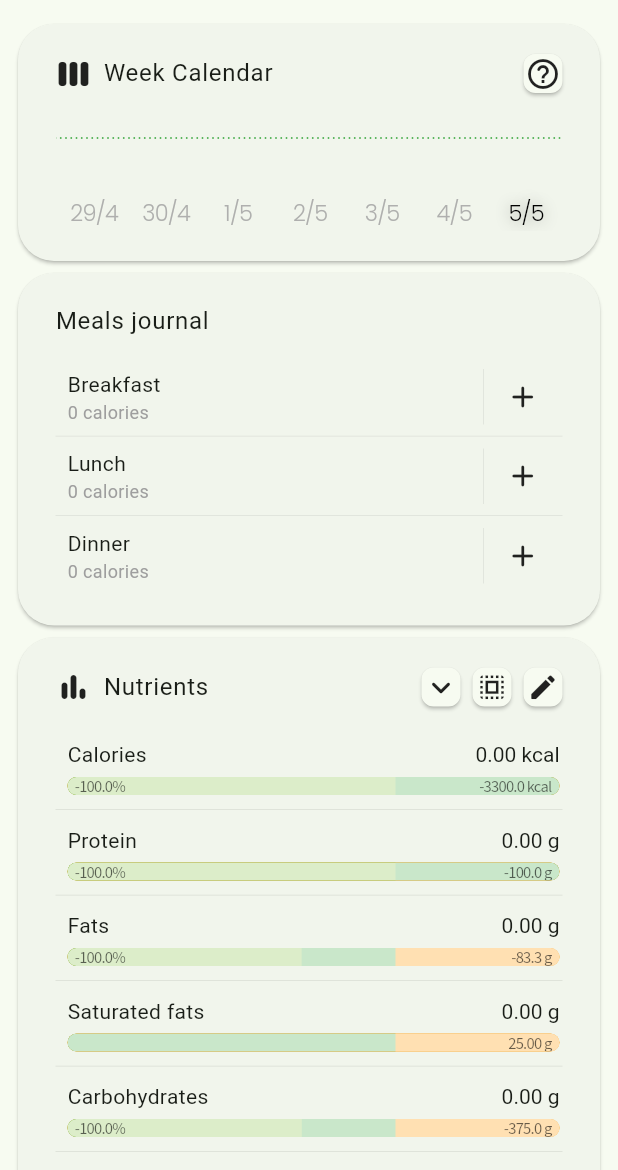
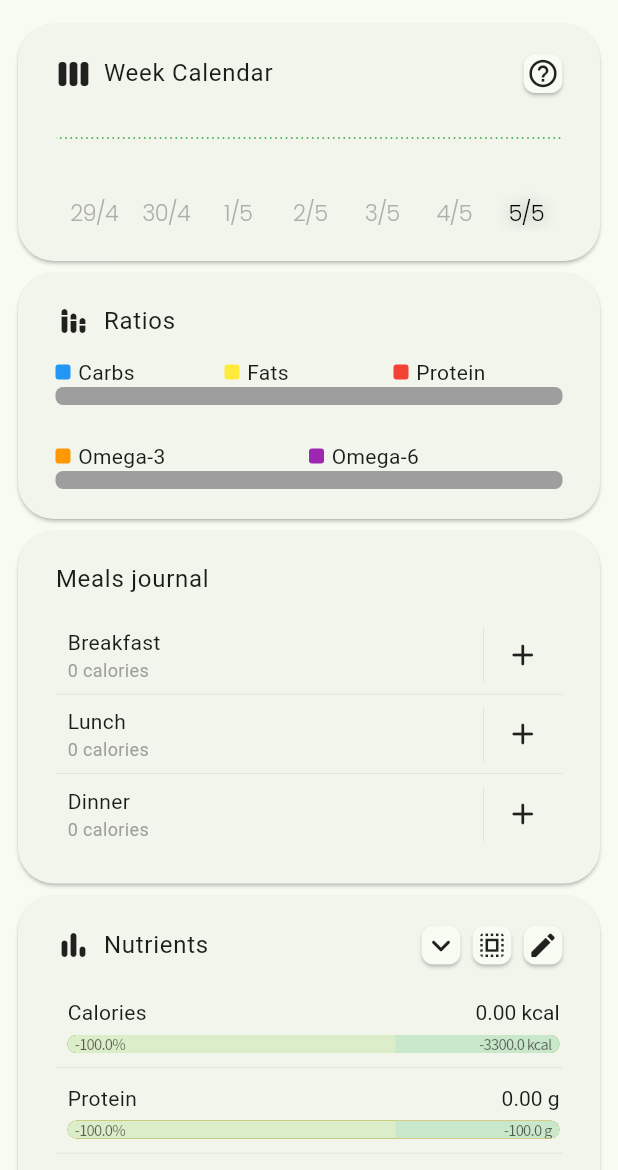
Before and after one commit to bogdan-d-zaharia/live-vitalist, a Flutter app: the HomeScreen screen opened directly, on a phone screen of 412 x 824 dp, the part 66-1236 px from its top. Run offline on Flutter 3.47's test engine with Material 3 defaults, Android fonts, the phone set to English and light mode, and no system bars; our stand-ins replace diacritic, firebase_auth, firebase_core, firebase_database, fl_chart, flutter_highlight and 4 more; missing offline and left inert: flutter_code_editor, highlight; accounts and stored records are empty.

Commit message:
feat: added ratios bars, simplified custom card, week calendar help button, made nutrients model final, extracted labels widget

```diff
--- a/lib/custom_card.dart
+++ b/lib/custom_card.dart
@@ -41,11 +41,8 @@ class CustomCard extends StatelessWidget {
     this.title,
     this.highlightText,
     this.onHighlightTap,
-    this.isClosable = false,
     this.headerSpace = 12.0,
     this.action,
-    this.onTap,
-    this.onLongTap,
     this.child,
   });
 
@@ -55,20 +52,16 @@ class CustomCard extends StatelessWidget {
   final void Function()? onHighlightTap;
   final Widget? action;
 
-  /// Adds a `CloseButton` when enabled.
-  final bool isClosable;
-
   /// Adds space between the header and the child using a `SizedBox`.
   ///
   /// It does not add the `SizedBox` when 0.0.
   final double headerSpace;
-  final void Function()? onTap;
-  final void Function()? onLongTap;
   final Widget? child;
 
   @override
   Widget build(BuildContext context) {
-    final Widget interior = Padding(
+    return MiniCard(
+      child: Padding(
         padding: const EdgeInsets.symmetric(vertical: 20.0, horizontal: 25.0),
         child: Column(
           mainAxisSize: MainAxisSize.min,
@@ -84,8 +77,7 @@ class CustomCard extends StatelessWidget {
                     style: Theme.of(context).textTheme.bodyLarge,
                   ),
                 const Spacer(),
-              if (isClosable) CloseButton(onTap: () {}),
-              if (!isClosable && highlightText != null)
+                if (highlightText != null)
                   InkWell(
                     onTap: onHighlightTap,
                     child: Text(
@@ -100,17 +92,6 @@ class CustomCard extends StatelessWidget {
             if (child != null) child!,
           ],
         ),
-    );
-
-    final bool useInkWell = onTap != null || onLongTap != null;
-
-    return MiniCard(
-      child: !useInkWell
-          ? interior
-          : InkWell(
-              onTap: onTap,
-              onLongPress: onLongTap,
-              child: interior,
       ),
     );
   }
--- a/lib/home_screen.dart
+++ b/lib/home_screen.dart
@@ -1,14 +1,18 @@
 import 'package:flutter/material.dart';
+import 'package:live_vitalist/custom_card.dart';
 import 'aliment.dart';
 import 'aliment_bank_editor.dart';
 import 'cache_handler.dart';
 import 'day.dart';
+import 'labels_widget.dart';
 import 'meals_journal.dart';
 import 'models/reference_fields_model.dart';
 import 'nutrient_display.dart';
+import 'palette.dart';
 import 'pie_chart.dart';
 import 'settings.dart';
 import 'week_calendar.dart';
+// import 'package:fl_chart/fl_chart.dart' as flc;
 
 class HomeScreen extends StatefulWidget {
   const HomeScreen({super.key});
@@ -35,6 +39,48 @@ class _HomeScreenState extends State<HomeScreen> {
     ];
 
     return days;
+  }
+
+  Widget bar(List<Map<String, dynamic>> l,
+      {double height = 12.0, double radius = 7.0, double fontSize = 11.0}) {
+    final double total =
+        l.map((e) => e['value'] as double).fold(0.0, (a, b) => a + b);
+    if (total == 0.0) {
+      return Container(
+        decoration: BoxDecoration(
+          borderRadius: BorderRadius.circular(5.0),
+          color: Colors.grey,
+        ),
+        height: height,
+      );
+    } else {
+      return Container(
+        decoration: BoxDecoration(borderRadius: BorderRadius.circular(radius)),
+        clipBehavior: Clip.antiAlias,
+        height: height,
+        child: Row(
+          children: l
+              .map(
+                (e) => Expanded(
+                  flex: ((e['value'] as double) * 1000.0).round(),
+                  child: Container(
+                    color: e['color'],
+                    child: Center(
+                      child: Text(
+                        '${(e['value'] * 100.0 / total as double).toStringAsFixed(0)}%',
+                        style: Palette.dayViewRegular.copyWith(
+                          fontSize: fontSize,
+                          color: Colors.black.withValues(alpha: 0.6),
+                        ),
+                      ),
+                    ),
+                  ),
+                ),
+              )
+              .toList(),
+        ),
+      );
+    }
   }
 
   @override
@@ -143,6 +189,55 @@ class _HomeScreenState extends State<HomeScreen> {
                     dates: dates,
                     refresh: () => setState(() {}),
                   ),
+                  CustomCard(
+                    logo: Icon(Icons.stacked_bar_chart_rounded),
+                    title: 'Ratios',
+                    child: Column(
+                      children: [
+                        Row(
+                            children: LabelsWidget.labels({
+                          "Carbs": Palette.carbBlue,
+                          "Fats": Palette.fatYellow,
+                          "Protein": Palette.proteinRed,
+                        }).map((e) => Flexible(child: e)).toList()),
+                        bar([
+                          {
+                            "text": "carbs",
+                            "value": (day.intake['carbs'] ?? 0.0) * 4.0,
+                            "color": Palette.carbBlue,
+                          },
+                          {
+                            "text": "fats",
+                            "value": (day.intake['fats'] ?? 0.0) * 9.0,
+                            "color": Palette.fatYellow,
+                          },
+                          {
+                            "text": "protein",
+                            "value": (day.intake['protein'] ?? 0.0) * 4.0,
+                            "color": Palette.proteinRed,
+                          },
+                        ]),
+                        SizedBox(height: 24.0),
+                        Row(
+                            children: LabelsWidget.labels({
+                          "Omega-3": Colors.orange,
+                          "Omega-6": Colors.purple,
+                        }).map((e) => Flexible(child: e)).toList()),
+                        bar([
+                          {
+                            "text": "Omega-3",
+                            "value": day.intake['omega3'] ?? 0.0,
+                            "color": Colors.orange,
+                          },
+                          {
+                            "text": "Omega-6",
+                            "value": day.intake['omega6'] ?? 0.0,
+                            "color": Colors.purple,
+                          },
+                        ]),
+                      ],
+                    ),
+                  ),
                   if ((distribution != null) && (targetDistribution != null))
                     PieChart(
                       distribution: distribution,
@@ -167,7 +262,7 @@ class _HomeScreenState extends State<HomeScreen> {
         } else {
           return Scaffold(
             body: Center(
-              child: CircularProgressIndicator(),
+              child: CircularProgressIndicator(strokeCap: StrokeCap.round),
             ),
           );
         }
--- a/lib/models/reference_fields_model.dart
+++ b/lib/models/reference_fields_model.dart
@@ -91,6 +91,17 @@ abstract final class NutrientsHandler {
       "translations": {
         "ENG": "Omega-3",
         // "ROU": "Omega-3",
+      },
+      "tags": [
+        "disabled",
+      ]
+    },
+    "omega6": {
+      "unit": "g",
+      "lowerLimit": 3.0,
+      "upperLimit": 7.0,
+      "translations": {
+        "ENG": "Omega-6",
       },
       "tags": [
         "disabled",
@@ -358,10 +369,11 @@ abstract final class NutrientsHandler {
     },
   };
 
-  static Map<String, Map<String, dynamic>> model = Map.of(_initModel);
+  static final Map<String, Map<String, dynamic>> model = Map.of(_initModel);
 
   static void reset() {
-    model = Map.of(_initModel);
+    model.clear();
+    model.addAll(_initModel);
   }
 
   static Map<String, dynamic> toJson() {
@@ -369,8 +381,9 @@ abstract final class NutrientsHandler {
   }
 
   static void fromJson(Map<String, dynamic> json) {
-    //TODO: Verify and remove.
-    model = json.map((key, value) => MapEntry(key, value));
+    for (var key in json.keys) {
+      model[key] = json[key];
+    }
   }
 
   static Future<void> save() async {
--- a/lib/week_calendar.dart
+++ b/lib/week_calendar.dart
@@ -4,6 +4,7 @@ import 'package:intl/intl.dart' as intl;
 import 'cache_handler.dart';
 import 'custom_card.dart';
 import 'icon_button.dart';
+import 'labels_widget.dart';
 import 'models/reference_fields_model.dart';
 import 'palette.dart';
 import 'settings.dart';
@@ -78,14 +79,40 @@ class WeekCalendar extends StatelessWidget {
   final void Function() refresh;
 
   void showHelp(BuildContext context) {
+    final simpleWid = SizedBox(
+      height: 100.0,
+      child: SimpleCalendarItem(
+        intake: {
+          'kcals': 3000.0,
+          'satFats': 160.0,
+          'fats': 20.0,
+        },
+        title: '4/5',
+        isSelected: true,
+      ),
+    );
     showDialog(
       context: context,
       builder: (context) => Center(
-        child: Padding(
-          padding: const EdgeInsets.all(12.0),
-          child: CustomCard(
-            title: 'Help',
-            child: Container(color: Colors.blue),
+        child: MiniCard(
+          child: Padding(
+            padding: const EdgeInsets.only(
+                top: 24.0, left: 24.0, right: 24.0, bottom: 12.0),
+            child: Row(
+              crossAxisAlignment: CrossAxisAlignment.start,
+              mainAxisSize: MainAxisSize.min,
+              children: [
+                LabelsWidget(
+                  map: {
+                    'Maximum': Colors.lightGreen.withValues(alpha: 0.4),
+                    'Calories': Colors.lightGreen,
+                    'Minimum': Colors.green,
+                  },
+                ),
+                SizedBox(width: 24.0),
+                simpleWid,
+              ],
+            ),
           ),
         ),
       ),
@@ -101,7 +128,10 @@ class WeekCalendar extends StatelessWidget {
       logo: const Icon(Icons.view_week),
       title: "Week Calendar",
       action: MyIconButton(
-        icon: Icon(Icons.help_outline_rounded),
+        icon: Icon(
+          Icons.help_outline_rounded,
+          size: 22.0,
+        ),
         onTap: () => showHelp(context),
       ),
       child: SizedBox(
@@ -180,35 +210,17 @@ class WeekCalendar extends StatelessWidget {
   }
 }
 
-class CalendarItem extends StatelessWidget {
-  /// Date guarded by extension.
-  const CalendarItem({
+class SimpleCalendarItem extends StatelessWidget {
+  const SimpleCalendarItem({
+    required this.intake,
+    required this.title,
+    required this.isSelected,
     super.key,
-    required this.title,
-    required this.date,
-    required this.isSelected,
   });
 
+  final Map<String, double> intake;
   final String title;
-  final DateTime date;
   final bool isSelected;
-
-  @override
-  Widget build(BuildContext context) {
-    return FutureBuilder(
-      future: DayHandler.getDay(date),
-      builder: (context, snapshot) {
-        if (snapshot.hasData) {
-          return wid(snapshot.data!.intake, context);
-        } else if (snapshot.hasError) {
-          //TODO: Replace with a reload button, perhaps.
-          Error.throwWithStackTrace(snapshot.error!, snapshot.stackTrace!);
-        } else {
-          return Center(child: CircularProgressIndicator());
-        }
-      },
-    );
-  }
 
   (double?, double?, double?) calculateMinMaxAverage(
       Map<String, double> values) {
@@ -244,16 +256,17 @@ class CalendarItem extends StatelessWidget {
     return (minim ?? 0.0, maxim ?? 0.0, average ?? 0.0);
   }
 
-  Widget wid(Map<String, double> values, BuildContext context) {
+  @override
+  Widget build(BuildContext context) {
     late Widget? bars;
-    if (values.values.every((element) => element == 0.0)) {
+    if (intake.values.every((element) => element == 0.0)) {
       bars = null;
     } else {
       final (double minim, double maxim, double average) =
-          forceMinMaxAverage(values);
+          forceMinMaxAverage(intake);
 
       final double? kcalRatio = NutrientsHandler.getRatio(
-          values['kcals'],
+          intake['kcals'],
           NutrientsHandler.model['kcals']?['lowerLimit'],
           NutrientsHandler.model['kcals']?['upperLimit'],
           true);
@@ -268,7 +281,7 @@ class CalendarItem extends StatelessWidget {
         child: !SettingsData.isComplexCalendar
             ? FractionallySizedBox(
                 heightFactor: (kcalRatio ?? 0 / 1.5).clamp(0.0, 1.0),
-                child: Container(color: Colors.lightGreen),
+                child: Container(color: Colors.white),
               )
             : Stack(
                 alignment: Alignment.bottomCenter,
@@ -290,7 +303,7 @@ class CalendarItem extends StatelessWidget {
               ),
       );
     }
-    Widget wid = SizedBox(
+    return SizedBox(
       width: 36.0,
       child: Stack(
         alignment: Alignment.bottomCenter,
@@ -323,8 +336,42 @@ class CalendarItem extends StatelessWidget {
         ],
       ),
     );
+  }
+}
 
-    return wid;
+class CalendarItem extends StatelessWidget {
+  /// Date guarded by extension.
+  const CalendarItem({
+    super.key,
+    required this.title,
+    required this.date,
+    required this.isSelected,
+  });
+
+  final String title;
+  final DateTime date;
+  final bool isSelected;
+
+  @override
+  Widget build(BuildContext context) {
+    return FutureBuilder(
+      future: DayHandler.getDay(date),
+      builder: (context, snapshot) {
+        if (snapshot.hasData) {
+          return SimpleCalendarItem(
+            intake: snapshot.data!.intake,
+            title: title,
+            isSelected: isSelected,
+          );
+        } else if (snapshot.hasError) {
+          //TODO: Replace with a reload button, perhaps.
+          Error.throwWithStackTrace(snapshot.error!, snapshot.stackTrace!);
+        } else {
+          return Center(
+              child: CircularProgressIndicator(strokeCap: StrokeCap.round));
+        }
+      },
+    );
   }
 }
 
```
Also changed, not shown: lib/labels_widget.dart (added, +53 -0 lines), lib/nutrient_display.dart (+8 -1 lines). Lines whose indentation alone changed are shown as unchanged.
